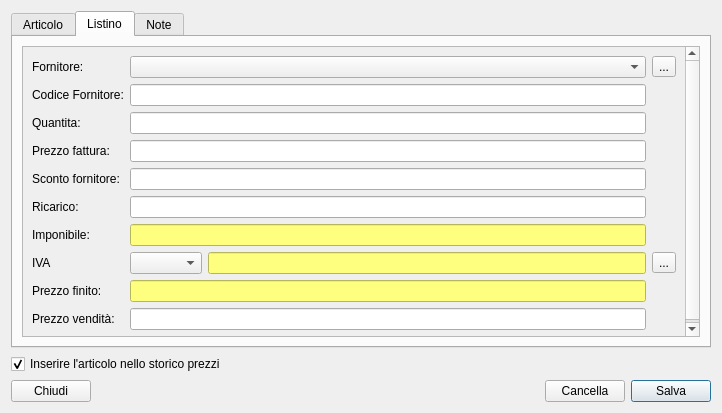
Before: the Qt Designer form moduleMagazzino/articolodialog.ui in kvsd/Gestionale, drawn with Qt 5.
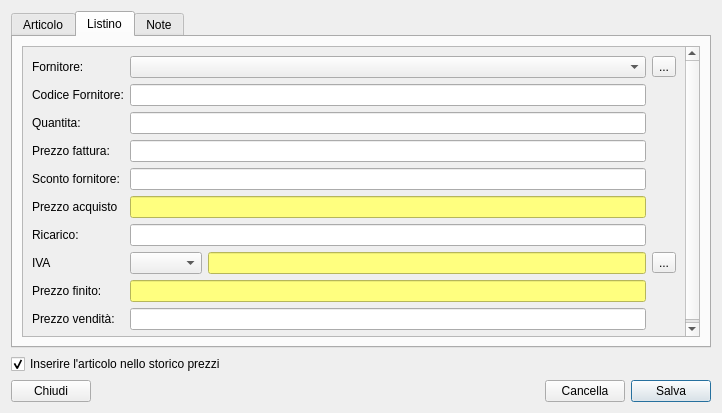
After: the same form once the commit is applied. The open tabs and pages were chosen to show the change.

Commit message:
Modificato il campo "Imponibile"
Cambiato in "Prezzo acquisto", modificato il database e diverse
funzioni per calcolare il prezzo di vendità

The edit to the form file:
```diff
--- a/moduleMagazzino/articolodialog.ui
+++ b/moduleMagazzino/articolodialog.ui
@@ -317,16 +317,6 @@
              <item row="9" column="1">
               <widget class="QComboBox" name="cb_codiva"/>
              </item>
-             <item row="7" column="0">
-              <widget class="QLabel" name="label_19">
-               <property name="text">
-                <string>Imponibile:</string>
-               </property>
-               <property name="buddy">
-                <cstring>le_imponibile</cstring>
-               </property>
-              </widget>
-             </item>
              <item row="9" column="2">
               <widget class="QLineEdit" name="le_iva">
                <property name="styleSheet">
@@ -350,16 +340,6 @@
              <item row="6" column="1" colspan="2">
               <widget class="QLineEdit" name="le_ricarico"/>
              </item>
-             <item row="7" column="1" colspan="2">
-              <widget class="QLineEdit" name="le_imponibile">
-               <property name="styleSheet">
-                <string notr="true">background-color: rgb(255, 255, 127);</string>
-               </property>
-               <property name="readOnly">
-                <bool>true</bool>
-               </property>
-              </widget>
-             </item>
              <item row="10" column="0">
               <widget class="QLabel" name="label_23">
                <property name="text">
@@ -400,6 +380,26 @@
                </property>
               </widget>
              </item>
+             <item row="5" column="0">
+              <widget class="QLabel" name="label_19">
+               <property name="text">
+                <string>Prezzo acquisto</string>
+               </property>
+               <property name="buddy">
+                <cstring>le_prezzo_acquisto</cstring>
+               </property>
+              </widget>
+             </item>
+             <item row="5" column="1" colspan="2">
+              <widget class="QLineEdit" name="le_prezzo_acquisto">
+               <property name="styleSheet">
+                <string notr="true">background-color: rgb(255, 255, 127);</string>
+               </property>
+               <property name="readOnly">
+                <bool>true</bool>
+               </property>
+              </widget>
+             </item>
             </layout>
            </item>
            <item>
```
Left out of the diff: 84 changed lines with no effect on the pictures. The commit also changes 7 other files.
